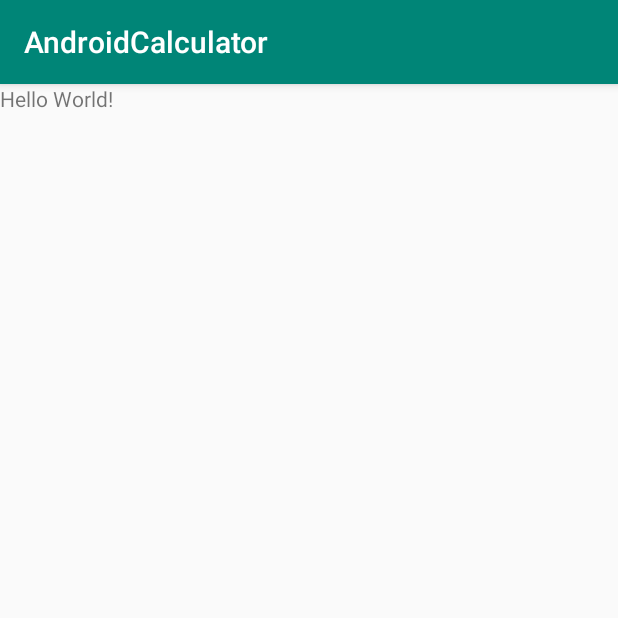
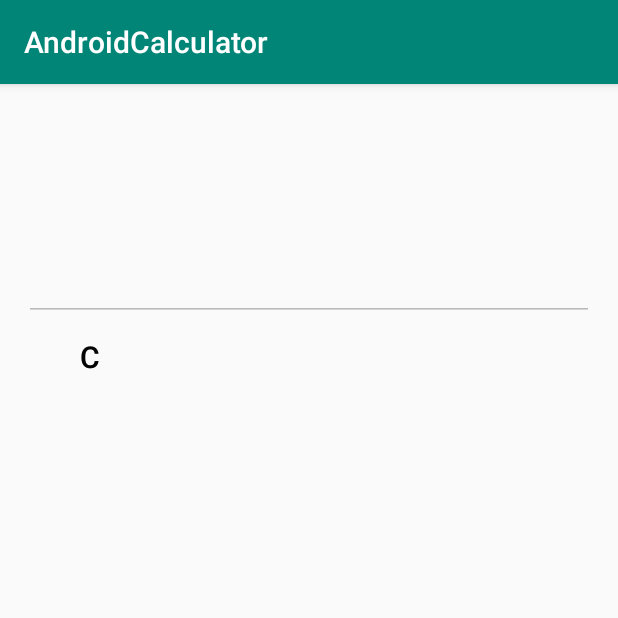
Before and after one commit to Wekker/androidCalculator, an Android app: the screen it shows after launch (MainActivity), on a phone screen of 412 x 824 dp, the top half of it. Run offline under Robolectric (Android 15) with nearby library versions, the phone set to English and light mode, and no system bars; our stand-ins replace data binding.

Commit message:
Add display view and buttons

```diff
--- a/app/src/main/res/layout/activity_main.xml
+++ b/app/src/main/res/layout/activity_main.xml
@@ -1,19 +1,51 @@
 <?xml version="1.0" encoding="utf-8"?>
 <layout>
+
     <RelativeLayout xmlns:android="http://schemas.android.com/apk/res/android"
         xmlns:app="http://schemas.android.com/apk/res-auto"
         xmlns:tools="http://schemas.android.com/tools"
         android:layout_width="match_parent"
         android:layout_height="match_parent"
+        android:paddingLeft="@dimen/activity_horizontal_margin"
+        android:paddingTop="@dimen/activity_vertical_margin"
+        android:paddingRight="@dimen/activity_horizontal_margin"
+        android:paddingBottom="@dimen/activity_vertical_margin"
         tools:context=".MainActivity">
 
         <TextView
+            android:id="@+id/displayView"
+            android:layout_width="match_parent"
+            android:layout_height="wrap_content"
+            android:layout_marginBottom="30dp"
+            android:textSize="30sp" />
+
+        <EditText
+            android:id="@+id/editText"
+            android:layout_width="match_parent"
+            android:layout_height="wrap_content"
+            android:layout_below="@id/displayView"
+            android:enabled="false"
+            android:gravity="bottom"
+            android:lines="2"
+            android:maxLines="2"
+            android:textSize="20sp" />
+
+        <Button
+            android:id="@+id/button_c"
+            style="@style/Widget.AppCompat.Button.Borderless"
             android:layout_width="wrap_content"
             android:layout_height="wrap_content"
-        android:text="Hello World!"
-        app:layout_constraintBottom_toBottomOf="parent"
-        app:layout_constraintLeft_toLeftOf="parent"
-        app:layout_constraintRight_toRightOf="parent"
-        app:layout_constraintTop_toTopOf="parent" />
+            android:layout_below="@id/editText"
+            android:text="@string/button_c"
+            android:textSize="20sp" />
+
+        <Button
+            android:id="@+id/button_arithmetic_sign"
+            style="@style/Widget.AppCompat.Button.Borderless"
+            android:layout_width="wrap_content"
+            android:layout_height="wrap_content"
+            android:layout_below="@id/editText"
+            android:text="@string/button_c"
+            android:textSize="20sp" />
     </RelativeLayout>
 </layout>
```
Lines whose indentation alone changed are shown as unchanged.
